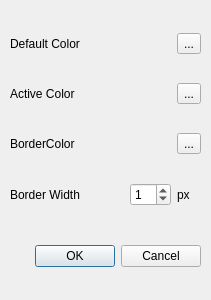
The window that settings.ui (Qt-Widgets/Grid) describes before a commit, drawn with Qt 5.
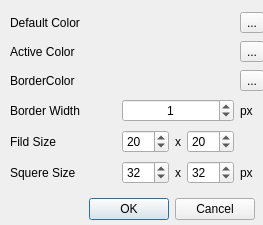
The same window after the commit.

The edit to the form file:
```diff
--- a/settings.ui
+++ b/settings.ui
@@ -6,8 +6,8 @@
    <rect>
     <x>0</x>
     <y>0</y>
-    <width>211</width>
-    <height>300</height>
+    <width>263</width>
+    <height>225</height>
    </rect>
   </property>
   <property name="windowTitle">
@@ -16,8 +16,8 @@
   <widget class="QDialogButtonBox" name="buttonBox">
    <property name="geometry">
     <rect>
-     <x>30</x>
-     <y>240</y>
+     <x>84</x>
+     <y>193</y>
      <width>171</width>
      <height>32</height>
     </rect>
@@ -34,11 +34,60 @@
     <rect>
      <x>10</x>
      <y>10</y>
-     <width>191</width>
-     <height>221</height>
+     <width>254</width>
+     <height>181</height>
     </rect>
    </property>
    <layout class="QGridLayout" name="gridLayout">
+    <item row="4" column="1">
+     <layout class="QHBoxLayout" name="horizontalLayout">
+      <item>
+       <widget class="QSpinBox" name="fild_width">
+        <property name="sizePolicy">
+         <sizepolicy hsizetype="Fixed" vsizetype="Fixed">
+          <horstretch>0</horstretch>
+          <verstretch>0</verstretch>
+         </sizepolicy>
+        </property>
+        <property name="minimum">
+         <number>1</number>
+        </property>
+        <property name="maximum">
+         <number>100</number>
+        </property>
+        <property name="value">
+         <number>20</number>
+        </property>
+       </widget>
+      </item>
+      <item>
+       <widget class="QLabel" name="label_9">
+        <property name="text">
+         <string>x</string>
+        </property>
+       </widget>
+      </item>
+      <item>
+       <widget class="QSpinBox" name="fild_height">
+        <property name="sizePolicy">
+         <sizepolicy hsizetype="Fixed" vsizetype="Fixed">
+          <horstretch>0</horstretch>
+          <verstretch>0</verstretch>
+         </sizepolicy>
+        </property>
+        <property name="minimum">
+         <number>1</number>
+        </property>
+        <property name="maximum">
+         <number>100</number>
+        </property>
+        <property name="value">
+         <number>20</number>
+        </property>
+       </widget>
+      </item>
+     </layout>
+    </item>
     <item row="0" column="1">
      <widget class="QLabel" name="default_color">
       <property name="text">
@@ -88,6 +137,13 @@
       </property>
      </widget>
     </item>
+    <item row="4" column="0">
+     <widget class="QLabel" name="label_5">
+      <property name="text">
+       <string>Fild Size</string>
+      </property>
+     </widget>
+    </item>
     <item row="0" column="2">
      <widget class="QToolButton" name="change_def_color">
       <property name="text">
@@ -112,11 +168,17 @@
     <item row="3" column="1">
      <widget class="QSpinBox" name="border_width">
       <property name="sizePolicy">
-       <sizepolicy hsizetype="Fixed" vsizetype="Fixed">
+       <sizepolicy hsizetype="Minimum" vsizetype="Fixed">
         <horstretch>0</horstretch>
         <verstretch>0</verstretch>
        </sizepolicy>
       </property>
+      <property name="layoutDirection">
+       <enum>Qt::LeftToRight</enum>
+      </property>
+      <property name="alignment">
+       <set>Qt::AlignCenter</set>
+      </property>
       <property name="maximum">
        <number>10</number>
       </property>
@@ -132,6 +194,69 @@
       </property>
      </widget>
     </item>
+    <item row="5" column="0">
+     <widget class="QLabel" name="label_6">
+      <property name="text">
+       <string>Squere Size</string>
+      </property>
+     </widget>
+    </item>
+    <item row="5" column="1">
+     <layout class="QHBoxLayout" name="horizontalLayout_2">
+      <item>
+       <widget class="QSpinBox" name="squere_width">
+        <property name="sizePolicy">
+         <sizepolicy hsizetype="Fixed" vsizetype="Fixed">
+          <horstretch>0</horstretch>
+          <verstretch>0</verstretch>
+         </sizepolicy>
+        </property>
+        <property name="minimum">
+         <number>1</number>
+        </property>
+        <property name="maximum">
+         <number>100</number>
+        </property>
+        <property name="value">
+         <number>32</number>
+        </property>
+       </widget>
+      </item>
+      <item>
+       <widget class="QLabel" name="label_11">
+        <property name="text">
+         <string>x</string>
+        </property>
+       </widget>
+      </item>
+      <item>
+       <widget class="QSpinBox" name="squere_height">
+        <property name="sizePolicy">
+         <sizepolicy hsizetype="Fixed" vsizetype="Fixed">
+          <horstretch>0</horstretch>
+          <verstretch>0</verstretch>
+         </sizepolicy>
+        </property>
+        <property name="minimum">
+         <number>1</number>
+        </property>
+        <property name="maximum">
+         <number>100</number>
+        </property>
+        <property name="value">
+         <number>32</number>
+        </property>
+       </widget>
+      </item>
+     </layout>
+    </item>
+    <item row="5" column="2">
+     <widget class="QLabel" name="label_12">
+      <property name="text">
+       <string>px</string>
+      </property>
+     </widget>
+    </item>
    </layout>
   </widget>
  </widget>
```
